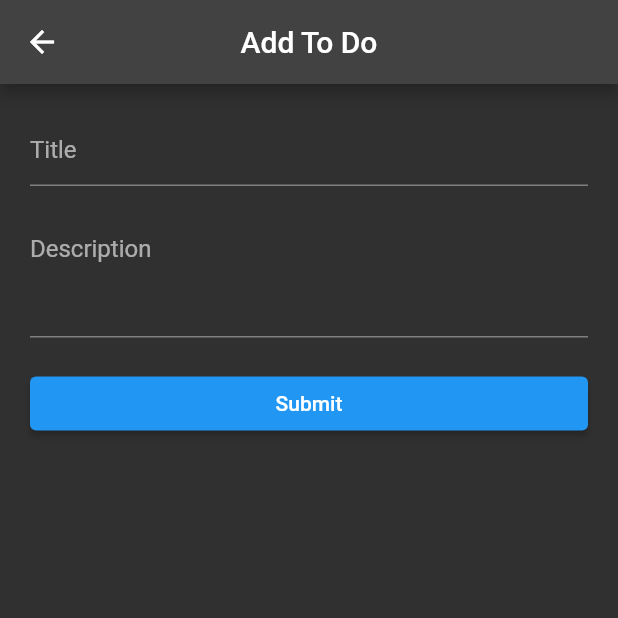
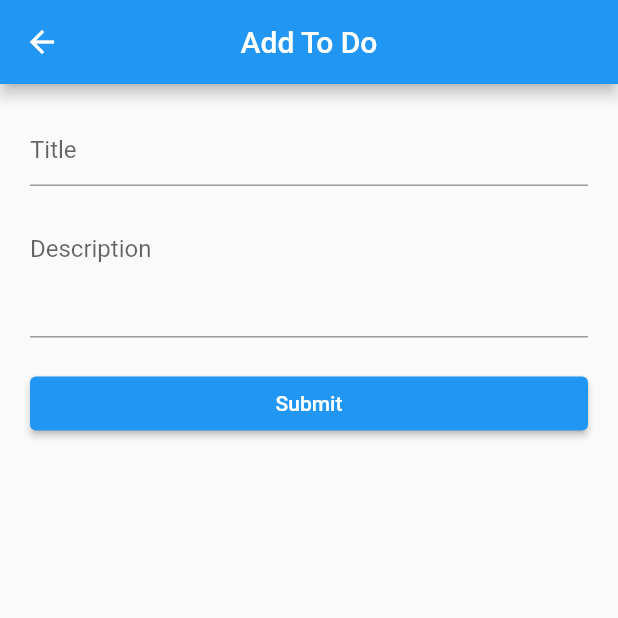
Before and after one commit to HEYKASHIF/ToDo, a Flutter app: the screen it shows after launch, after a tap on "Add ToDo", on a phone screen of 412 x 824 dp, the top half of it. Run offline on Flutter 3.47's test engine with Material 2 defaults, Android fonts, the phone set to English and light mode, and no system bars; network calls fail.

Commit message:
6-may commit23

```diff
--- a/lib/main.dart
+++ b/lib/main.dart
@@ -11,7 +11,7 @@ class MyApp extends StatelessWidget {
   @override
   Widget build(BuildContext context) {
     return MaterialApp(
-      theme: ThemeData.dark(),
+      theme: ThemeData.light(),
       debugShowCheckedModeBanner: false,
       home: todoList(),
     );
```
Also changed, not shown: lib/screens/todoList.dart (+2 -5 lines).
